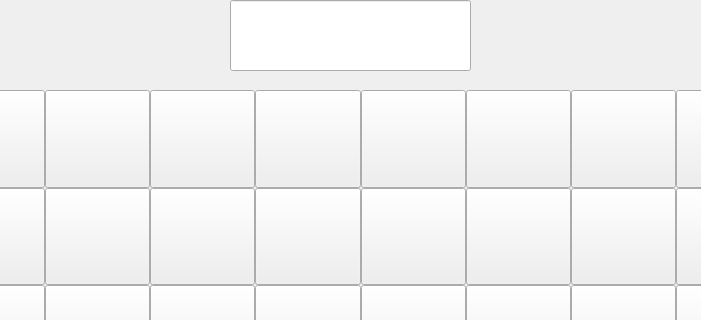
lyg2/Projet_Echecs_Chess, file Vue.ui: the form before one commit; both pictures show x 200 to 901 and y 0 to 320 of the 1256 by 926 pixel window.
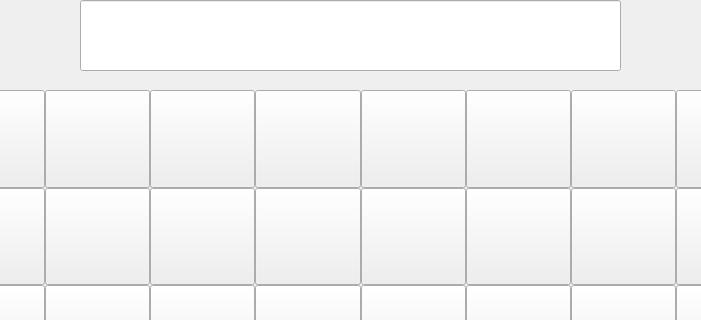
The form after the commit.

```diff
--- a/Vue.ui
+++ b/Vue.ui
@@ -898,9 +898,9 @@
    <widget class="QLineEdit" name="playerTurnView">
     <property name="geometry">
      <rect>
-      <x>430</x>
+      <x>280</x>
       <y>0</y>
-      <width>241</width>
+      <width>541</width>
       <height>71</height>
      </rect>
     </property>
```
